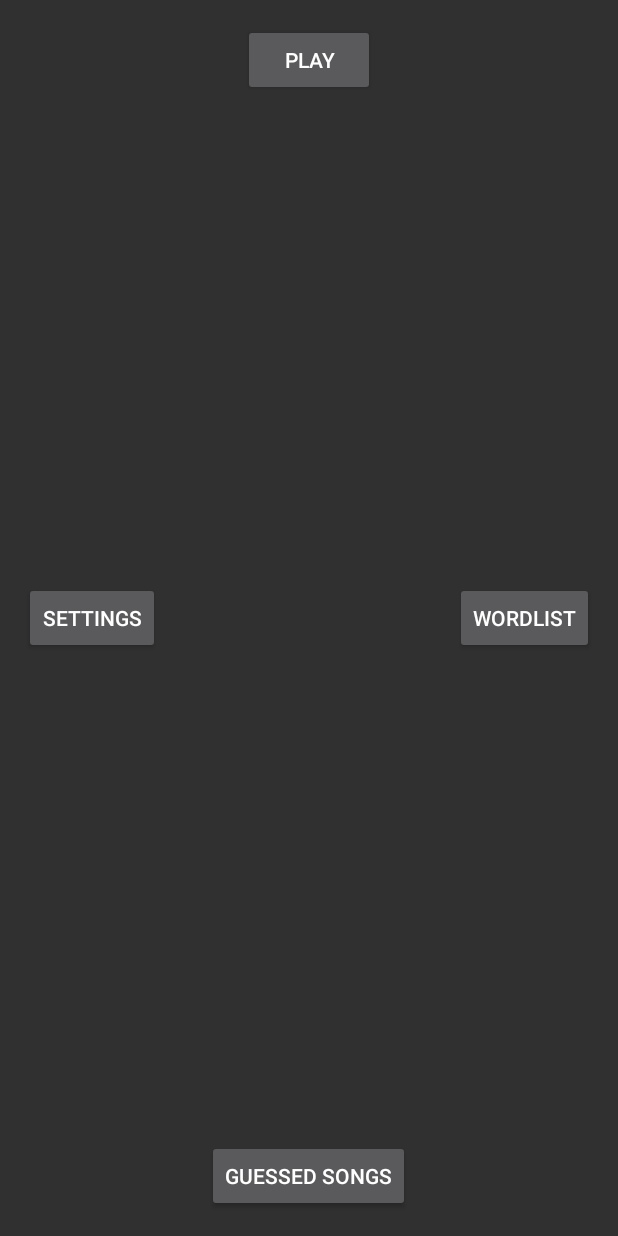
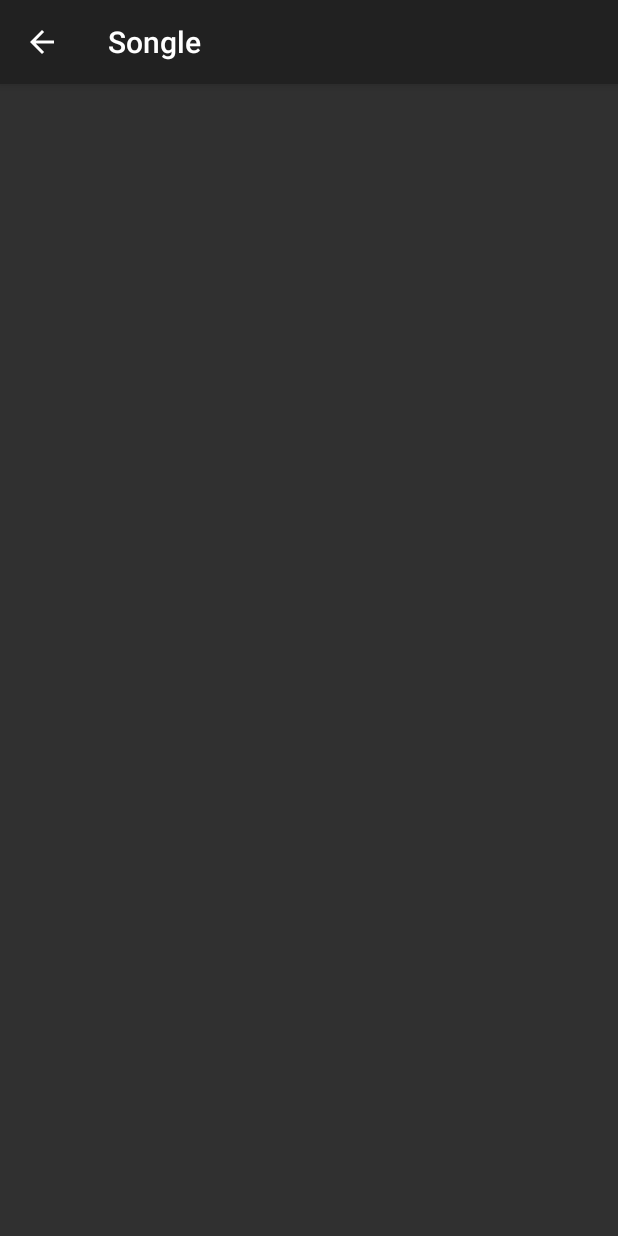
Before and after one commit to abrisan/Songle, an Android app: the screen it shows after launch (MainActivity before the commit, PreferencesActivity after it), after a tap on "SETTINGS", on a phone screen of 412 x 824 dp. Run offline under Robolectric (Android 15) with nearby library versions, the phone set to English and light mode, and no system bars.

Commit message:
Added activities

```diff
--- a/app/src/main/java/com/songle/s1505883/songle/MainActivity.java
+++ b/app/src/main/java/com/songle/s1505883/songle/MainActivity.java
@@ -1,8 +1,13 @@
 package com.songle.s1505883.songle;
 
 import android.app.Activity;
+import android.content.Intent;
 import android.os.Bundle;
 import android.view.View;
+
+import java.util.function.BiConsumer;
+import java.util.function.Consumer;
+import java.util.function.Function;
 
 import tools.DebugMessager;
 
@@ -19,12 +24,14 @@ public class MainActivity extends Activity
 
     public void settingsClicked(View view)
     {
-        console . info("Settings Clicked");
+        Intent move_to_preferences = new Intent(this, PreferencesActivity.class);
+        startActivity(move_to_preferences);
     }
 
     public void playClicked(View view)
     {
-        console . info("Play clicked");
+        Intent move_to_map = new Intent(this, PlayActivity.class);
+        startActivity(move_to_map);
     }
 
     public void wordlistClicked(View view)
--- /dev/null
+++ b/app/src/main/java/com/songle/s1505883/songle/PreferencesActivity.java
@@ -0,0 +1,37 @@
+package com.songle.s1505883.songle;
+
+import android.app.Activity;
+import android.os.Bundle;
+import android.support.v4.app.NavUtils;
+import android.view.MenuItem;
+
+public class PreferencesActivity extends Activity
+{
+
+    @Override
+    protected void onCreate(Bundle savedInstanceState)
+    {
+        super.onCreate(savedInstanceState);
+        setContentView(R.layout.activity_preferences);
+        try
+        {
+            getActionBar().setDisplayHomeAsUpEnabled(true);
+        }
+        catch (NullPointerException e)
+        {
+            e . printStackTrace();
+        }
+    }
+
+    @Override
+    public boolean onOptionsItemSelected(MenuItem item)
+    {
+        switch(item . getItemId())
+        {
+            case android.R.id.home:
+                NavUtils.navigateUpFromSameTask(this);
+                return true;
+        }
+        return super.onOptionsItemSelected(item);
+    }
+}
--- /dev/null
+++ b/app/src/main/res/layout/activity_preferences.xml
@@ -0,0 +1,14 @@
+<?xml version="1.0" encoding="utf-8"?>
+<RelativeLayout
+    xmlns:android="http://schemas.android.com/apk/res/android"
+    xmlns:tools="http://schemas.android.com/tools"
+    android:id="@+id/activity_preferences"
+    android:layout_width="match_parent"
+    android:layout_height="match_parent"
+    android:paddingBottom="@dimen/activity_vertical_margin"
+    android:paddingLeft="@dimen/activity_horizontal_margin"
+    android:paddingRight="@dimen/activity_horizontal_margin"
+    android:paddingTop="@dimen/activity_vertical_margin"
+    tools:context="com.songle.s1505883.songle.PreferencesActivity">
+
+</RelativeLayout>
--- /dev/null
+++ b/app/src/main/res/menu/menuitems.xml
@@ -0,0 +1,4 @@
+<?xml version="1.0" encoding="utf-8"?>
+<menu xmlns:android="http://schemas.android.com/apk/res/android">
+
+</menu>
--- a/app/src/main/res/values/strings.xml
+++ b/app/src/main/res/values/strings.xml
@@ -4,4 +4,5 @@
     <string name="wordlist_button">Wordlist</string>
     <string name="guessed_button">Guessed Songs</string>
     <string name="settings_button">Settings</string>
+    <string name="title_activity_play">Map</string>
 </resources>
--- a/app/src/main/res/values/styles.xml
+++ b/app/src/main/res/values/styles.xml
@@ -1,8 +1,8 @@
 <resources>
 
     <!-- Base application theme. -->
-    <style name="AppTheme" parent="android:Theme.Material.NoActionBar"/>
+    <style name="AppTheme" parent="android:Theme.Material"/>
+    <style name="MainTheme" parent="android:Theme.Material.NoActionBar" />
     <style name="SplashTheme" parent="android:Theme.Material.Dialog.NoActionBar" />
 
-
 </resources>
--- a/build.gradle
+++ b/build.gradle
@@ -15,6 +15,9 @@ buildscript {
 allprojects {
     repositories {
         jcenter()
+        maven {
+            url "https://maven.google.com"
+        }
     }
 }
 
```
Also changed, not shown: app/build.gradle (+11 -0 lines), app/src/debug/res/values/google_maps_api.xml (added, +21 -0 lines), app/src/main/AndroidManifest.xml (+43 -1 lines), app/src/main/java/com/songle/s1505883/songle/PlayActivity.java (added, +76 -0 lines), app/src/main/java/com/songle/s1505883/songle/WordlistActivity.java (added, +40 -0 lines), app/src/main/res/layout/activity_main.xml (+10 -0 lines), app/src/main/res/layout/activity_play.xml (added, +8 -0 lines), app/src/main/res/layout/activity_wordlist.xml (added, +14 -0 lines), 3 other files.
